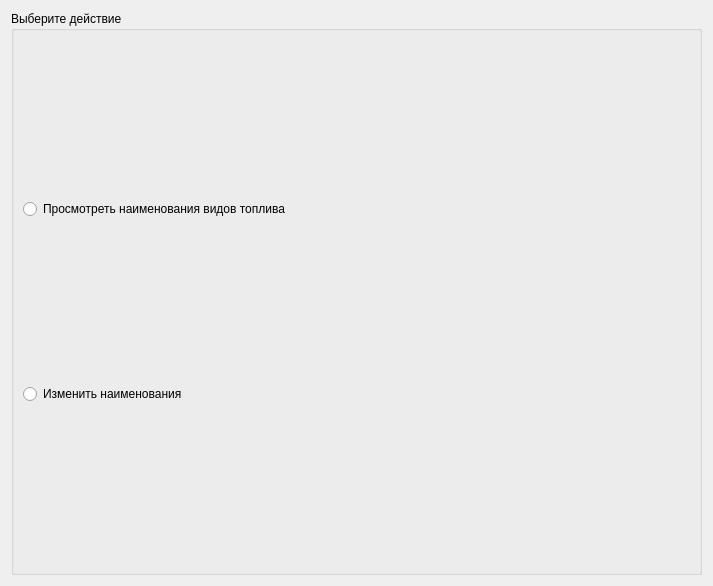
This is FuelNameWizard/intropage.ui in rust3128/iMposOld as Qt 5 draws it before an edit. The edited form follows.
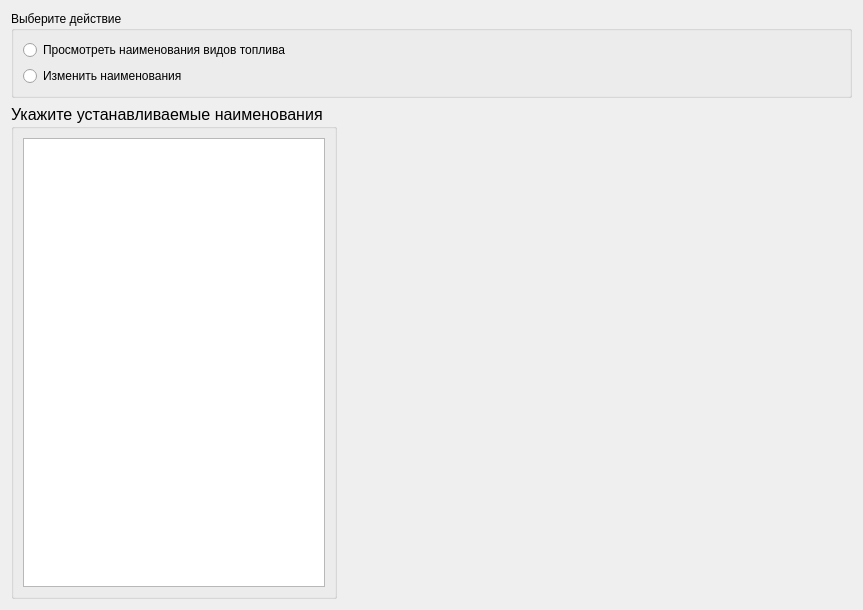
This is the edited form.

What changed in the file:
```diff
--- a/FuelNameWizard/intropage.ui
+++ b/FuelNameWizard/intropage.ui
@@ -6,15 +6,57 @@
    <rect>
     <x>0</x>
     <y>0</y>
-    <width>713</width>
-    <height>586</height>
+    <width>863</width>
+    <height>610</height>
    </rect>
   </property>
   <property name="windowTitle">
    <string>WizardPage</string>
   </property>
-  <layout class="QGridLayout" name="gridLayout_2">
-   <item row="0" column="0">
+  <layout class="QGridLayout" name="gridLayout_3" rowstretch="0,1">
+   <item row="1" column="0">
+    <widget class="QGroupBox" name="groupBoxName">
+     <property name="sizePolicy">
+      <sizepolicy hsizetype="Fixed" vsizetype="Preferred">
+       <horstretch>0</horstretch>
+       <verstretch>0</verstretch>
+      </sizepolicy>
+     </property>
+     <property name="font">
+      <font>
+       <pointsize>12</pointsize>
+      </font>
+     </property>
+     <property name="title">
+      <string>Укажите устанавливаемые наименования</string>
+     </property>
+     <property name="flat">
+      <bool>true</bool>
+     </property>
+     <property name="checkable">
+      <bool>false</bool>
+     </property>
+     <layout class="QGridLayout" name="gridLayout_2">
+      <item row="0" column="0">
+       <widget class="QListWidget" name="listWidget"/>
+      </item>
+     </layout>
+    </widget>
+   </item>
+   <item row="1" column="1">
+    <spacer name="horizontalSpacer">
+     <property name="orientation">
+      <enum>Qt::Horizontal</enum>
+     </property>
+     <property name="sizeHint" stdset="0">
+      <size>
+       <width>40</width>
+       <height>20</height>
+      </size>
+     </property>
+    </spacer>
+   </item>
+   <item row="0" column="0" colspan="2">
     <widget class="QGroupBox" name="groupBox">
      <property name="styleSheet">
       <string notr="true">font: 12pt &quot;Noto Sans&quot;;</string>
```
